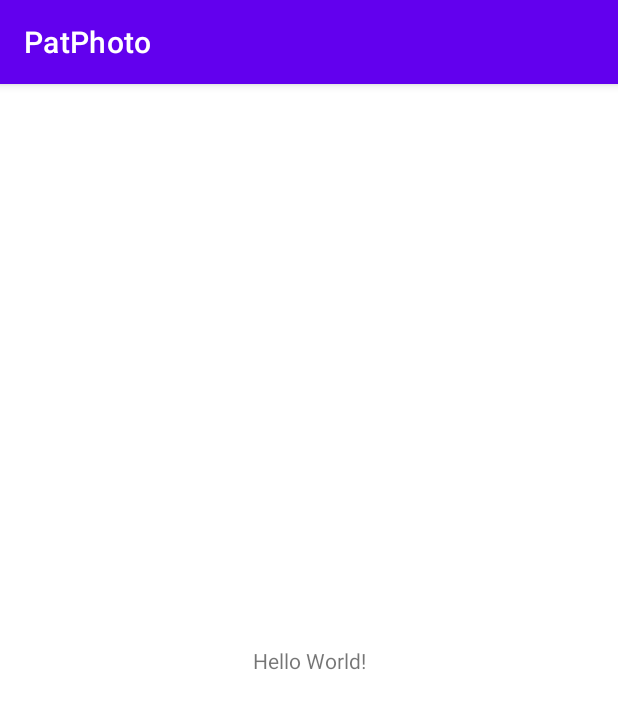
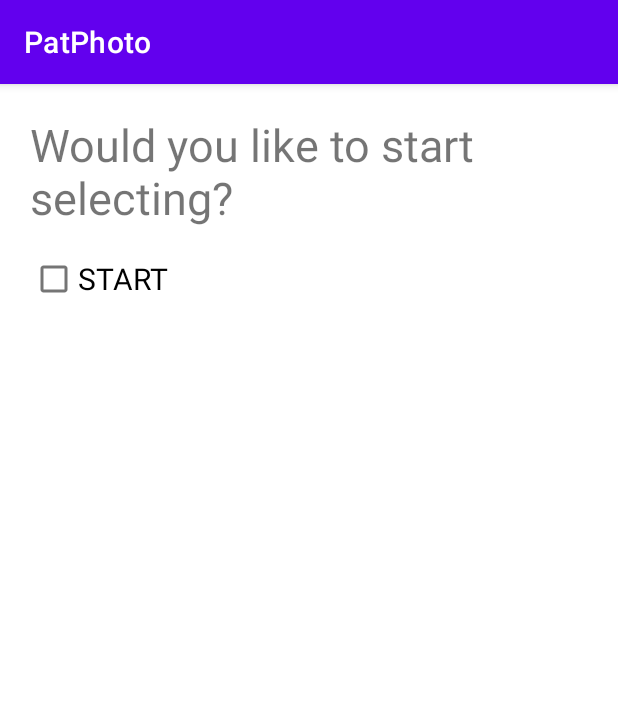
Before and after one commit to fire-irror/PetPhoto, an Android app: the screen it shows after launch (MainActivity), on a phone screen of 412 x 824 dp. Shown: the top 709 px of the screen. Run offline under Robolectric (Android 15) with nearby library versions, the phone set to English and light mode, and no system bars.

Commit message:
선택 시작 checkBox 완료

```diff
--- a/app/src/main/java/kr/hs/emirim/patphoto/MainActivity.kt
+++ b/app/src/main/java/kr/hs/emirim/patphoto/MainActivity.kt
@@ -1,11 +1,40 @@
 package kr.hs.emirim.patphoto
 
+import android.annotation.SuppressLint
 import androidx.appcompat.app.AppCompatActivity
 import android.os.Bundle
+import android.view.View
+import android.widget.Button
+import android.widget.CheckBox
+import android.widget.ImageView
+import android.widget.LinearLayout
+import android.widget.RadioGroup
 
 class MainActivity : AppCompatActivity() {
+    lateinit var checkStart:CheckBox
+    lateinit var rg:RadioGroup
+    lateinit var linear:LinearLayout
+    lateinit var btnDone:Button
+    lateinit var imgv:ImageView
+
+    @SuppressLint("MissingInflatedId")
     override fun onCreate(savedInstanceState: Bundle?) {
         super.onCreate(savedInstanceState)
         setContentView(R.layout.activity_main)
+        checkStart = findViewById(R.id.check_start)
+        rg = findViewById(R.id.rg)
+        linear = findViewById(R.id.linear)
+        btnDone = findViewById(R.id.btn_done)
+        imgv = findViewById(R.id.imgv)
+        linear.visibility = View.INVISIBLE
+
+        checkStart.setOnCheckedChangeListener{compoundButton, b ->
+            if(checkStart.isChecked){
+                linear.visibility = View.VISIBLE
+            }else{
+                linear.visibility = View.INVISIBLE
+            }
+
+        }
     }
 }
--- a/app/src/main/res/layout/activity_main.xml
+++ b/app/src/main/res/layout/activity_main.xml
@@ -1,18 +1,80 @@
 <?xml version="1.0" encoding="utf-8"?>
-<androidx.constraintlayout.widget.ConstraintLayout xmlns:android="http://schemas.android.com/apk/res/android"
+<LinearLayout xmlns:android="http://schemas.android.com/apk/res/android"
     xmlns:app="http://schemas.android.com/apk/res-auto"
     xmlns:tools="http://schemas.android.com/tools"
     android:layout_width="match_parent"
     android:layout_height="match_parent"
+    android:orientation="vertical"
+    android:padding="@dimen/padding_medium"
     tools:context=".MainActivity">
 
     <TextView
         android:layout_width="wrap_content"
         android:layout_height="wrap_content"
-        android:text="Hello World!"
-        app:layout_constraintBottom_toBottomOf="parent"
-        app:layout_constraintEnd_toEndOf="parent"
-        app:layout_constraintStart_toStartOf="parent"
-        app:layout_constraintTop_toTopOf="parent" />
+        android:text="@string/text_select_start"
+        android:textSize="@dimen/text_size_large"
+        android:layout_marginBottom="@dimen/margin_small"/>
 
-</androidx.constraintlayout.widget.ConstraintLayout>
+    <CheckBox
+        android:id="@+id/check_start"
+        android:layout_width="wrap_content"
+        android:layout_height="wrap_content"
+        android:text="@string/check_start"
+        android:textSize="@dimen/text_size_medium"/>
+
+    <LinearLayout
+        android:id="@+id/linear"
+        android:layout_width="match_parent"
+        android:layout_height="match_parent"
+        android:orientation="vertical"
+        android:background="#F6F6AC">
+        <TextView
+            android:layout_width="wrap_content"
+            android:layout_height="wrap_content"
+            android:text="@string/text_favorite_pet"
+            android:textSize="@dimen/text_size_medium"
+            android:textStyle="bold"/>
+
+        <RadioGroup
+            android:id="@+id/rg"
+            android:layout_width="wrap_content"
+            android:layout_height="wrap_content">
+            <RadioButton
+                android:id="@+id/radio_dog"
+                android:layout_width="wrap_content"
+                android:layout_height="wrap_content"
+                android:text="@string/radio_dog"
+                android:textSize="@dimen/text_size_medium"/>
+
+            <RadioButton
+                android:id="@+id/radio_cat"
+                android:layout_width="wrap_content"
+                android:layout_height="wrap_content"
+                android:text="@string/radio_cat"
+                android:textSize="@dimen/text_size_medium"/>
+
+            <RadioButton
+                android:id="@+id/radio_rabbit"
+                android:layout_width="wrap_content"
+                android:layout_height="wrap_content"
+                android:text="@string/radio_rabbit"
+                android:textSize="@dimen/text_size_medium"/>
+        </RadioGroup>
+        <Button
+            android:id="@+id/btn_done"
+            android:layout_width="wrap_content"
+            android:layout_height="wrap_content"
+            android:text="@string/btn_done"
+            android:textStyle="bold"
+            android:layout_margin="@dimen/margin_medium"/>
+        <ImageView
+            android:id="@+id/imgv"
+            android:layout_width="match_parent"
+            android:layout_height="wrap_content"
+            android:adjustViewBounds="true"
+            android:src="@drawable/dog"
+            />
+
+
+    </LinearLayout>
+</LinearLayout>
--- /dev/null
+++ b/app/src/main/res/values/dimens.xml
@@ -0,0 +1,16 @@
+<?xml version="1.0" encoding="utf-8"?>
+<resources>
+    <dimen name="text_size_small">10sp</dimen>
+    <dimen name="text_size_medium">20sp</dimen>
+    <dimen name="text_size_large">30sp</dimen>
+
+    <dimen name="margin_small">10dp</dimen>
+    <dimen name="margin_medium">20dp</dimen>
+    <dimen name="margin_large">30dp</dimen>
+
+    <dimen name="padding_small">10dp</dimen>
+    <dimen name="padding_medium">20dp</dimen>
+    <dimen name="padding_large">30dp</dimen>
+
+
+</resources>
--- a/app/src/main/res/values/strings.xml
+++ b/app/src/main/res/values/strings.xml
@@ -1,13 +1,14 @@
 <resources>
     <string name="app_name">PatPhoto</string>
     <string name="text_select_start">Would you like to start selecting?</string>
-    <string name="text_favorite_pet">Would you like to start selecting?</string>
+    <string name="text_favorite_pet"> What is your favorite pet?</string>
     <string name="check_start">START</string>
     <string name="radio_dog">DOG</string>
     <string name="radio_cat">CAT</string>
-    <string name="radio_rabbit">RABBIT</string>]
+    <string name="radio_rabbit">RABBIT</string>
     <string name="btn_done">DONE</string>
 
 
 
+
 </resources>
```
